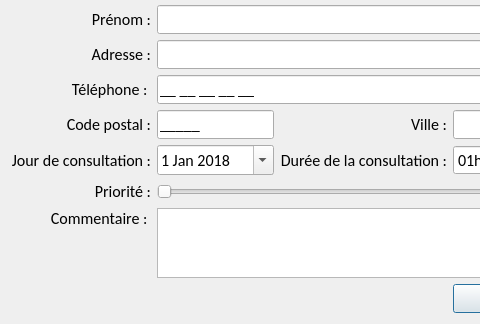
First picture: the form in createpatientdialog.ui, repository Neilero/QtProject, before the edit; both pictures show x 0 to 480 and y 87 to 411 of the 630 by 411 pixel window.
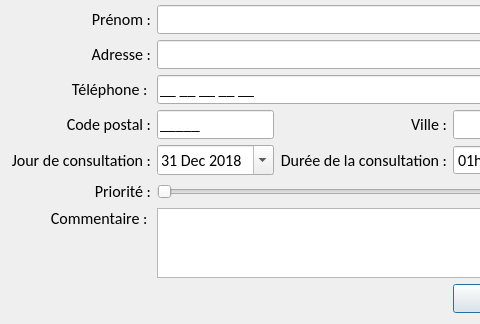
Second picture: the form after the edit.

Commit message: verifications createpatientdialog

The edit to the form file:
```diff
--- a/createpatientdialog.ui
+++ b/createpatientdialog.ui
@@ -70,6 +70,16 @@
        <family>Calibri</family>
       </font>
      </property>
+     <property name="dateTime">
+      <datetime>
+       <hour>0</hour>
+       <minute>0</minute>
+       <second>0</second>
+       <year>2018</year>
+       <month>12</month>
+       <day>31</day>
+      </datetime>
+     </property>
      <property name="minimumDateTime">
       <datetime>
        <hour>0</hour>
```
Left out of the diff: 3 changed lines with no effect on the pictures. The commit also changes 4 other files.
